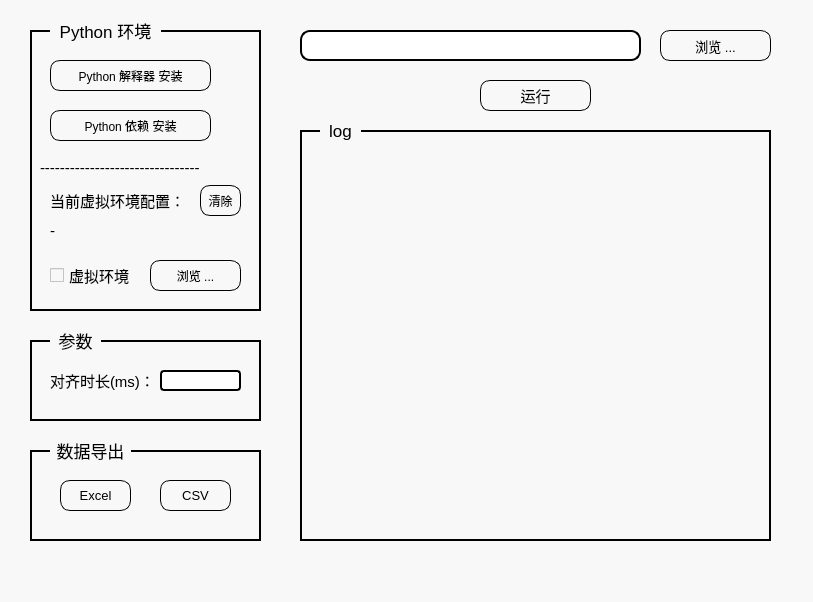
Old version of the form mainwindow/mainwindow.ui in the repository Chenjingzhi-cjb/MseedProcessGui.
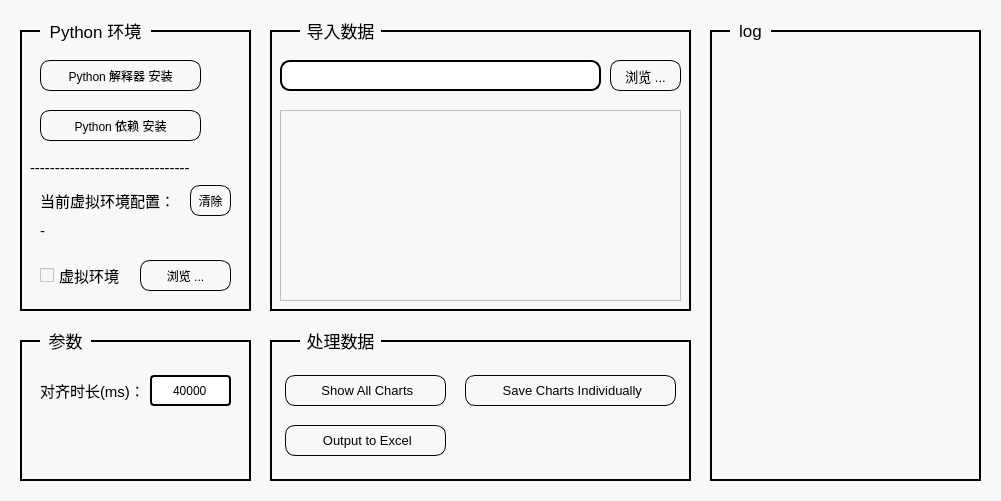
New version of the form. Icons and pictures are not drawn.

```diff
--- a/mainwindow/mainwindow.ui
+++ b/mainwindow/mainwindow.ui
@@ -6,10 +6,22 @@
    <rect>
     <x>0</x>
     <y>0</y>
-    <width>813</width>
-    <height>602</height>
+    <width>1001</width>
+    <height>501</height>
    </rect>
   </property>
+  <property name="minimumSize">
+   <size>
+    <width>1001</width>
+    <height>501</height>
+   </size>
+  </property>
+  <property name="maximumSize">
+   <size>
+    <width>1001</width>
+    <height>501</height>
+   </size>
+  </property>
   <property name="windowTitle">
    <string>MseedProcess</string>
   </property>
@@ -20,7 +32,7 @@
    <widget class="QPushButton" name="button_virtual_env_choose">
     <property name="geometry">
      <rect>
-      <x>150</x>
+      <x>140</x>
       <y>260</y>
       <width>91</width>
       <height>31</height>
@@ -30,21 +42,21 @@
      <string notr="true">QPushButton {
 	border-radius: 10px;
 	border: 1px solid;
-    background-color: rgb(248,248,248);
+	background-color: rgb(248,248,248);
 	font-size: 12px;
 }
 
 QPushButton:hover {
-    border-radius: 10px;
+	border-radius: 10px;
 	border: 1px solid;
-    background-color: rgb(238,238,238);
+	background-color: rgb(238,238,238);
 	font-size: 13px;
 }
 
 QPushButton:pressed {
-    border-radius: 10px;
+	border-radius: 10px;
 	border: 1px solid blue;
-    background-color: rgb(238,238,238);
+	background-color: rgb(238,238,238);
 	font-size: 11px;
 }</string>
     </property>
@@ -55,9 +67,9 @@
    <widget class="QLineEdit" name="input_mseed_path">
     <property name="geometry">
      <rect>
-      <x>300</x>
-      <y>30</y>
-      <width>341</width>
+      <x>280</x>
+      <y>60</y>
+      <width>321</width>
       <height>31</height>
      </rect>
     </property>
@@ -86,9 +98,9 @@
    <widget class="QPushButton" name="button_set_mseed_path">
     <property name="geometry">
      <rect>
-      <x>660</x>
-      <y>30</y>
-      <width>111</width>
+      <x>610</x>
+      <y>60</y>
+      <width>71</width>
       <height>31</height>
      </rect>
     </property>
@@ -101,21 +113,21 @@
      <string notr="true">QPushButton {
 	border-radius: 10px;
 	border: 1px solid;
-    background-color: rgb(248,248,248);
+	background-color: rgb(248,248,248);
 	font-size: 13px;
 }
 
 QPushButton:hover {
-    border-radius: 10px;
+	border-radius: 10px;
 	border: 1px solid;
-    background-color: rgb(238,238,238);
+	background-color: rgb(238,238,238);
 	font-size: 14px;
 }
 
 QPushButton:pressed {
-    border-radius: 10px;
+	border-radius: 10px;
 	border: 1px solid blue;
-    background-color: rgb(238,238,238);
+	background-color: rgb(238,238,238);
 	font-size: 12px;
 }</string>
     </property>
@@ -123,50 +135,10 @@
      <string>浏览 ...</string>
     </property>
    </widget>
-   <widget class="QPushButton" name="button_run">
-    <property name="geometry">
-     <rect>
-      <x>480</x>
-      <y>80</y>
-      <width>111</width>
-      <height>31</height>
-     </rect>
-    </property>
-    <property name="font">
-     <font>
-      <pointsize>-1</pointsize>
-     </font>
-    </property>
-    <property name="styleSheet">
-     <string notr="true">QPushButton {
-	border-radius: 10px;
-	border: 1px solid;
-    background-color: rgb(248,248,248);
-	font-size: 15px;
-}
-
-QPushButton:hover {
-    border-radius: 10px;
-	border: 1px solid;
-    background-color: rgb(238,238,238);
-	font-size: 16px;
-}
-
-QPushButton:pressed {
-    border-radius: 10px;
-	border: 1px solid blue;
-    background-color: rgb(238,238,238);
-	font-size: 14px;
-}</string>
-    </property>
-    <property name="text">
-     <string>运行</string>
-    </property>
-   </widget>
    <widget class="QLabel" name="label_text_argument">
     <property name="geometry">
      <rect>
-      <x>50</x>
+      <x>40</x>
       <y>320</y>
       <width>51</width>
       <height>41</height>
@@ -190,10 +162,10 @@
    <widget class="QLabel" name="label_frame_argument">
     <property name="geometry">
      <rect>
-      <x>30</x>
+      <x>20</x>
       <y>340</y>
       <width>231</width>
-      <height>81</height>
+      <height>141</height>
      </rect>
     </property>
     <property name="font">
@@ -209,12 +181,12 @@
      <string/>
     </property>
    </widget>
-   <widget class="QPushButton" name="button_output_excel">
+   <widget class="QPushButton" name="button_show_pyplot">
     <property name="geometry">
      <rect>
-      <x>60</x>
-      <y>480</y>
-      <width>71</width>
+      <x>285</x>
+      <y>375</y>
+      <width>161</width>
       <height>31</height>
      </rect>
     </property>
@@ -227,113 +199,43 @@
      <string notr="true">QPushButton {
 	border-radius: 10px;
 	border: 1px solid;
-    background-color: rgb(248,248,248);
+	background-color: rgb(248,248,248);
 	font-size: 13px;
 }
 
 QPushButton:hover {
-    border-radius: 10px;
+	border-radius: 10px;
 	border: 1px solid;
-    background-color: rgb(238,238,238);
+	background-color: rgb(238,238,238);
 	font-size: 14px;
 }
 
 QPushButton:pressed {
-    border-radius: 10px;
+	border-radius: 10px;
 	border: 1px solid blue;
-    background-color: rgb(238,238,238);
+	background-color: rgb(238,238,238);
 	font-size: 12px;
 }</string>
     </property>
     <property name="text">
-     <string>Excel</string>
+     <string> Show All Charts</string>
     </property>
-   </widget>
-   <widget class="QLabel" name="label_frame_output">
-    <property name="geometry">
-     <rect>
-      <x>30</x>
-      <y>450</y>
-      <width>231</width>
-      <height>91</height>
-     </rect>
+    <property name="icon">
+     <iconset>
+      <normalon>:/button/resource/plotshow.svg</normalon>
+     </iconset>
     </property>
-    <property name="styleSheet">
-     <string notr="true">background-color: rgb(248,248,248);
-border: 2px solid;</string>
-    </property>
-    <property name="text">
-     <string/>
-    </property>
-   </widget>
-   <widget class="QLabel" name="label_text_output">
-    <property name="geometry">
-     <rect>
-      <x>50</x>
-      <y>430</y>
-      <width>81</width>
-      <height>41</height>
-     </rect>
-    </property>
-    <property name="font">
-     <font>
-      <pointsize>13</pointsize>
-     </font>
-    </property>
-    <property name="styleSheet">
-     <string notr="true">background-color: rgb(248, 248, 248);</string>
-    </property>
-    <property name="text">
-     <string>数据导出</string>
-    </property>
-    <property name="alignment">
-     <set>Qt::AlignCenter</set>
-    </property>
-   </widget>
-   <widget class="QPushButton" name="button_output_csv">
-    <property name="geometry">
-     <rect>
-      <x>160</x>
-      <y>480</y>
-      <width>71</width>
-      <height>31</height>
-     </rect>
-    </property>
-    <property name="font">
-     <font>
-      <pointsize>-1</pointsize>
-     </font>
-    </property>
-    <property name="styleSheet">
-     <string notr="true">QPushButton {
-	border-radius: 10px;
-	border: 1px solid;
-    background-color: rgb(248,248,248);
-	font-size: 13px;
-}
-
-QPushButton:hover {
-    border-radius: 10px;
-	border: 1px solid;
-    background-color: rgb(238,238,238);
-	font-size: 14px;
-}
-
-QPushButton:pressed {
-    border-radius: 10px;
-	border: 1px solid blue;
-    background-color: rgb(238,238,238);
-	font-size: 12px;
-}</string>
-    </property>
-    <property name="text">
-     <string>CSV</string>
+    <property name="iconSize">
+     <size>
+      <width>24</width>
+      <height>24</height>
+     </size>
     </property>
    </widget>
    <widget class="QLabel" name="label_python_env">
     <property name="geometry">
      <rect>
-      <x>50</x>
+      <x>40</x>
       <y>185</y>
       <width>131</width>
       <height>31</height>
@@ -357,8 +259,8 @@
    <widget class="QLabel" name="label_text_log">
     <property name="geometry">
      <rect>
-      <x>320</x>
-      <y>120</y>
+      <x>730</x>
+      <y>20</y>
       <width>41</width>
       <height>21</height>
      </rect>
@@ -381,7 +283,7 @@
    <widget class="QCheckBox" name="checkBox_virtual_env">
     <property name="geometry">
      <rect>
-      <x>50</x>
+      <x>40</x>
       <y>260</y>
       <width>91</width>
       <height>31</height>
@@ -399,10 +301,10 @@
    <widget class="QTextBrowser" name="textBrowser_log">
     <property name="geometry">
      <rect>
-      <x>300</x>
-      <y>130</y>
-      <width>471</width>
-      <height>411</height>
+      <x>710</x>
+      <y>30</y>
+      <width>271</width>
+      <height>451</height>
      </rect>
     </property>
     <property name="font">
@@ -418,8 +320,8 @@
    <widget class="QLabel" name="label_alignment_count">
     <property name="geometry">
      <rect>
-      <x>50</x>
-      <y>370</y>
+      <x>40</x>
+      <y>380</y>
       <width>101</width>
       <height>21</height>
      </rect>
@@ -433,37 +335,10 @@
      <string>对齐时长(ms)：</string>
     </property>
    </widget>
-   <widget class="QLineEdit" name="input_alignment_count">
-    <property name="geometry">
-     <rect>
-      <x>160</x>
-      <y>370</y>
-      <width>81</width>
-      <height>21</height>
-     </rect>
-    </property>
-    <property name="font">
-     <font>
-      <pointsize>11</pointsize>
-     </font>
-    </property>
-    <property name="styleSheet">
-     <string notr="true">QLineEdit {
-    border: 2px solid;
-    border-radius: 4px;
-    background: white;
-    selection-background-color: green;
-}
- 
-QLineEdit:hover {
-    border: 2px solid blue;  
-}</string>
-    </property>
-   </widget>
    <widget class="QPushButton" name="button_interpreter_install">
     <property name="geometry">
      <rect>
-      <x>50</x>
+      <x>40</x>
       <y>60</y>
       <width>161</width>
       <height>31</height>
@@ -473,21 +348,21 @@
      <string notr="true">QPushButton {
 	border-radius: 10px;
 	border: 1px solid;
-    background-color: rgb(248,248,248);
+	background-color: rgb(248,248,248);
 	font-size: 12px;
 }
 
 QPushButton:hover {
-    border-radius: 10px;
+	border-radius: 10px;
 	border: 1px solid;
-    background-color: rgb(238,238,238);
+	background-color: rgb(238,238,238);
 	font-size: 13px;
 }
 
 QPushButton:pressed {
-    border-radius: 10px;
+	border-radius: 10px;
 	border: 1px solid blue;
-    background-color: rgb(238,238,238);
+	background-color: rgb(238,238,238);
 	font-size: 11px;
 }</string>
     </property>
@@ -498,7 +373,7 @@
    <widget class="QPushButton" name="button_dependency_install">
     <property name="geometry">
      <rect>
-      <x>50</x>
+      <x>40</x>
       <y>110</y>
       <width>161</width>
       <height>31</height>
@@ -508,21 +383,21 @@
      <string notr="true">QPushButton {
 	border-radius: 10px;
 	border: 1px solid;
-    background-color: rgb(248,248,248);
+	background-color: rgb(248,248,248);
 	font-size: 12px;
 }
 
 QPushButton:hover {
-    border-radius: 10px;
+	border-radius: 10px;
 	border: 1px solid;
-    background-color: rgb(238,238,238);
+	background-color: rgb(238,238,238);
 	font-size: 13px;
 }
 
 QPushButton:pressed {
-    border-radius: 10px;
+	border-radius: 10px;
 	border: 1px solid blue;
-    background-color: rgb(238,238,238);
+	background-color: rgb(238,238,238);
 	font-size: 11px;
 }</string>
     </property>
@@ -533,7 +408,7 @@
    <widget class="QLabel" name="label_python_env_value">
     <property name="geometry">
      <rect>
-      <x>50</x>
+      <x>40</x>
       <y>215</y>
       <width>191</width>
       <height>31</height>
@@ -557,7 +432,7 @@
    <widget class="QLabel" name="label_frame_pyenv">
     <property name="geometry">
      <rect>
-      <x>30</x>
+      <x>20</x>
       <y>30</y>
       <width>231</width>
       <height>281</height>
@@ -579,7 +454,7 @@
    <widget class="QLabel" name="label_text_pyenv">
     <property name="geometry">
      <rect>
-      <x>50</x>
+      <x>40</x>
       <y>10</y>
       <width>111</width>
       <height>41</height>
@@ -603,7 +478,7 @@
    <widget class="QLabel" name="label_line_1">
     <property name="geometry">
      <rect>
-      <x>40</x>
+      <x>30</x>
       <y>160</y>
       <width>211</width>
       <height>16</height>
@@ -627,7 +502,7 @@
    <widget class="QLabel" name="label_interpreter_check">
     <property name="geometry">
      <rect>
-      <x>220</x>
+      <x>210</x>
       <y>65</y>
       <width>21</width>
       <height>21</height>
@@ -646,7 +521,7 @@
    <widget class="QLabel" name="label_dependency_check">
     <property name="geometry">
      <rect>
-      <x>220</x>
+      <x>210</x>
       <y>115</y>
       <width>21</width>
       <height>21</height>
@@ -665,7 +540,7 @@
    <widget class="QPushButton" name="button_virtual_env_clear">
     <property name="geometry">
      <rect>
-      <x>200</x>
+      <x>190</x>
       <y>185</y>
       <width>41</width>
       <height>31</height>
@@ -675,21 +550,21 @@
      <string notr="true">QPushButton {
 	border-radius: 10px;
 	border: 1px solid;
-    background-color: rgb(248,248,248);
+	background-color: rgb(248,248,248);
 	font-size: 12px;
 }
 
 QPushButton:hover {
-    border-radius: 10px;
+	border-radius: 10px;
 	border: 1px solid;
-    background-color: rgb(238,238,238);
+	background-color: rgb(238,238,238);
 	font-size: 13px;
 }
 
 QPushButton:pressed {
-    border-radius: 10px;
+	border-radius: 10px;
 	border: 1px solid blue;
-    background-color: rgb(238,238,238);
+	background-color: rgb(238,238,238);
 	font-size: 11px;
 }</string>
     </property>
@@ -697,23 +572,275 @@
      <string>清除</string>
     </property>
    </widget>
+   <widget class="QSpinBox" name="spinBox_alignment_count">
+    <property name="geometry">
+     <rect>
+      <x>150</x>
+      <y>375</y>
+      <width>81</width>
+      <height>31</height>
+     </rect>
+    </property>
+    <property name="styleSheet">
+     <string notr="true">QSpinBox {
+    border: 2px solid;
+    border-radius: 4px;
+    background: white;
+    selection-background-color: green;
+}
+ 
+QSpinBox:hover {
+    border: 2px solid blue;  
+}</string>
+    </property>
+    <property name="alignment">
+     <set>Qt::AlignCenter</set>
+    </property>
+    <property name="buttonSymbols">
+     <enum>QAbstractSpinBox::NoButtons</enum>
+    </property>
+    <property name="keyboardTracking">
+     <bool>true</bool>
+    </property>
+    <property name="minimum">
+     <number>35000</number>
+    </property>
+    <property name="maximum">
+     <number>120000</number>
+    </property>
+    <property name="value">
+     <number>40000</number>
+    </property>
+   </widget>
+   <widget class="QLabel" name="label_frame_load_data">
+    <property name="geometry">
+     <rect>
+      <x>270</x>
+      <y>30</y>
+      <width>421</width>
+      <height>281</height>
+     </rect>
+    </property>
+    <property name="styleSheet">
+     <string notr="true">background-color: rgb(248,248,248);
+border: 2px solid;</string>
+    </property>
+    <property name="text">
+     <string/>
+    </property>
+   </widget>
+   <widget class="QLabel" name="label_text_load_data">
+    <property name="geometry">
+     <rect>
+      <x>300</x>
+      <y>10</y>
+      <width>81</width>
+      <height>41</height>
+     </rect>
+    </property>
+    <property name="font">
+     <font>
+      <pointsize>13</pointsize>
+     </font>
+    </property>
+    <property name="styleSheet">
+     <string notr="true">background-color: rgb(248, 248, 248);</string>
+    </property>
+    <property name="text">
+     <string>导入数据</string>
+    </property>
+    <property name="alignment">
+     <set>Qt::AlignCenter</set>
+    </property>
+   </widget>
+   <widget class="QLabel" name="label_text_process_data">
+    <property name="geometry">
+     <rect>
+      <x>300</x>
+      <y>320</y>
+      <width>81</width>
+      <height>41</height>
+     </rect>
+    </property>
+    <property name="font">
+     <font>
+      <pointsize>13</pointsize>
+     </font>
+    </property>
+    <property name="styleSheet">
+     <string notr="true">background-color: rgb(248, 248, 248);</string>
+    </property>
+    <property name="text">
+     <string>处理数据</string>
+    </property>
+    <property name="alignment">
+     <set>Qt::AlignCenter</set>
+    </property>
+   </widget>
+   <widget class="QLabel" name="label_frame_process_data">
+    <property name="geometry">
+     <rect>
+      <x>270</x>
+      <y>340</y>
+      <width>421</width>
+      <height>141</height>
+     </rect>
+    </property>
+    <property name="styleSheet">
+     <string notr="true">background-color: rgb(248,248,248);
+border: 2px solid;</string>
+    </property>
+    <property name="text">
+     <string/>
+    </property>
+   </widget>
+   <widget class="QPushButton" name="button_output_excel">
+    <property name="geometry">
+     <rect>
+      <x>285</x>
+      <y>425</y>
+      <width>161</width>
+      <height>31</height>
+     </rect>
+    </property>
+    <property name="font">
+     <font>
+      <pointsize>-1</pointsize>
+     </font>
+    </property>
+    <property name="styleSheet">
+     <string notr="true">QPushButton {
+	border-radius: 10px;
+	border: 1px solid;
+	background-color: rgb(248,248,248);
+	font-size: 13px;
+}
+
+QPushButton:hover {
+	border-radius: 10px;
+	border: 1px solid;
+	background-color: rgb(238,238,238);
+	font-size: 14px;
+}
+
+QPushButton:pressed {
+	border-radius: 10px;
+	border: 1px solid blue;
+	background-color: rgb(238,238,238);
+	font-size: 12px;
+}</string>
+    </property>
+    <property name="text">
+     <string> Output to Excel</string>
+    </property>
+    <property name="icon">
+     <iconset>
+      <normalon>:/button/resource/excel.svg</normalon>
+     </iconset>
+    </property>
+    <property name="iconSize">
+     <size>
+      <width>24</width>
+      <height>24</height>
+     </size>
+    </property>
+   </widget>
+   <widget class="QPushButton" name="button_save_pyplot">
+    <property name="geometry">
+     <rect>
+      <x>465</x>
+      <y>375</y>
+      <width>211</width>
+      <height>31</height>
+     </rect>
+    </property>
+    <property name="font">
+     <font>
+      <pointsize>-1</pointsize>
+     </font>
+    </property>
+    <property name="styleSheet">
+     <string notr="true">QPushButton {
+	border-radius: 10px;
+	border: 1px solid;
+	background-color: rgb(248,248,248);
+	font-size: 13px;
+}
+
+QPushButton:hover {
+	border-radius: 10px;
+	border: 1px solid;
+	background-color: rgb(238,238,238);
+	font-size: 14px;
+}
+
+QPushButton:pressed {
+	border-radius: 10px;
+	border: 1px solid blue;
+	background-color: rgb(238,238,238);
+	font-size: 12px;
+}</string>
+    </property>
+    <property name="text">
+     <string> Save Charts Individually</string>
+    </property>
+    <property name="icon">
+     <iconset>
+      <normalon>:/button/resource/plotsave.svg</normalon>
+     </iconset>
+    </property>
+    <property name="iconSize">
+     <size>
+      <width>24</width>
+      <height>24</height>
+     </size>
+    </property>
+   </widget>
+   <widget class="QScrollArea" name="scrollArea_select_files">
+    <property name="geometry">
+     <rect>
+      <x>280</x>
+      <y>110</y>
+      <width>401</width>
+      <height>191</height>
+     </rect>
+    </property>
+    <property name="font">
+     <font>
+      <pointsize>11</pointsize>
+     </font>
+    </property>
+    <property name="styleSheet">
+     <string notr="true"/>
+    </property>
+    <property name="widgetResizable">
+     <bool>true</bool>
+    </property>
+    <widget class="QWidget" name="scrollAreaWidgetContents">
+     <property name="geometry">
+      <rect>
+       <x>0</x>
+       <y>0</y>
+       <width>399</width>
+       <height>189</height>
+      </rect>
+     </property>
+    </widget>
+   </widget>
+   <zorder>label_frame_process_data</zorder>
+   <zorder>label_frame_load_data</zorder>
    <zorder>label_frame_pyenv</zorder>
    <zorder>textBrowser_log</zorder>
    <zorder>label_frame_argument</zorder>
-   <zorder>label_frame_output</zorder>
    <zorder>button_virtual_env_choose</zorder>
    <zorder>input_mseed_path</zorder>
    <zorder>button_set_mseed_path</zorder>
-   <zorder>button_run</zorder>
    <zorder>label_text_argument</zorder>
-   <zorder>button_output_excel</zorder>
-   <zorder>label_text_output</zorder>
-   <zorder>button_output_csv</zorder>
+   <zorder>button_show_pyplot</zorder>
    <zorder>label_python_env</zorder>
    <zorder>label_text_log</zorder>
    <zorder>checkBox_virtual_env</zorder>
    <zorder>label_alignment_count</zorder>
-   <zorder>input_alignment_count</zorder>
    <zorder>button_interpreter_install</zorder>
    <zorder>button_dependency_install</zorder>
    <zorder>label_python_env_value</zorder>
@@ -722,18 +849,13 @@
    <zorder>label_dependency_check</zorder>
    <zorder>label_interpreter_check</zorder>
    <zorder>button_virtual_env_clear</zorder>
+   <zorder>spinBox_alignment_count</zorder>
+   <zorder>label_text_load_data</zorder>
+   <zorder>label_text_process_data</zorder>
+   <zorder>button_output_excel</zorder>
+   <zorder>button_save_pyplot</zorder>
+   <zorder>scrollArea_select_files</zorder>
   </widget>
-  <widget class="QMenuBar" name="menubar">
-   <property name="geometry">
-    <rect>
-     <x>0</x>
-     <y>0</y>
-     <width>813</width>
-     <height>21</height>
-    </rect>
-   </property>
-  </widget>
-  <widget class="QStatusBar" name="statusbar"/>
  </widget>
  <resources>
   <include location="../resource.qrc"/>
```
